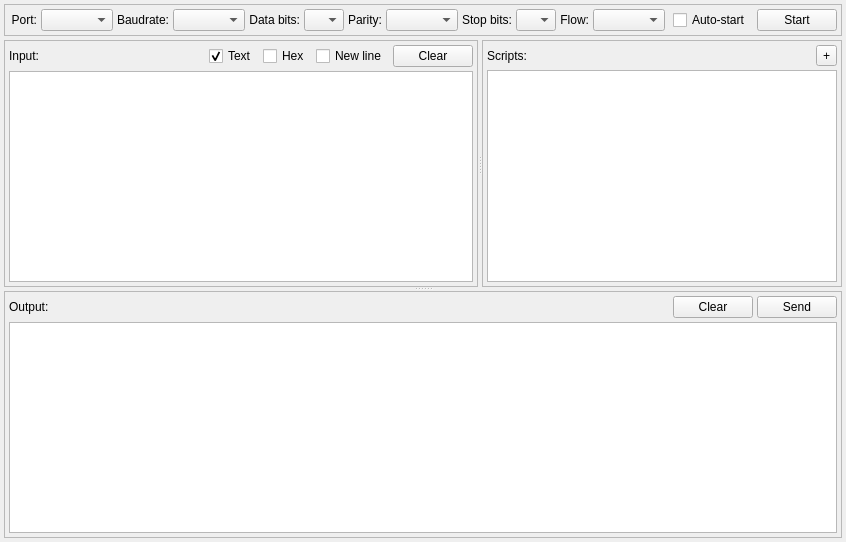
Old version of the form src/widgets/connectionwidget.ui in the repository agafon0ff/ConnectionTester.
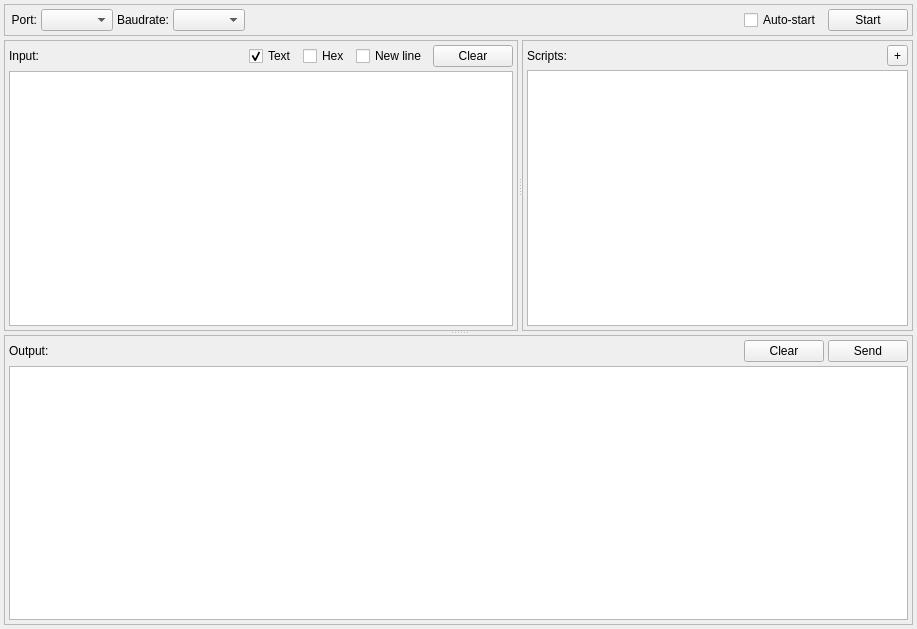
New version of the form. Icons and pictures are not drawn.

Diff of the .ui file:
```diff
--- a/src/widgets/connectionwidget.ui
+++ b/src/widgets/connectionwidget.ui
@@ -6,8 +6,8 @@
    <rect>
     <x>0</x>
     <y>0</y>
-    <width>822</width>
-    <height>542</height>
+    <width>917</width>
+    <height>629</height>
    </rect>
   </property>
   <property name="minimumSize">
@@ -238,7 +238,7 @@
          </layout>
         </widget>
         <widget class="QWidget" name="pageSerialPort">
-         <layout class="QHBoxLayout" name="horizontalLayout_8" stretch="1,5,1,3,1,2,1,2,1,2,1,2">
+         <layout class="QHBoxLayout" name="horizontalLayout_8" stretch="0,0,0,0,1">
           <property name="spacing">
            <number>4</number>
           </property>
@@ -293,106 +293,17 @@
            <widget class="QComboBox" name="comboBoxBaudrate"/>
           </item>
           <item>
-           <widget class="QLabel" name="label_9">
-            <property name="sizePolicy">
-             <sizepolicy hsizetype="MinimumExpanding" vsizetype="Preferred">
-              <horstretch>0</horstretch>
-              <verstretch>0</verstretch>
-             </sizepolicy>
+           <spacer name="horizontalSpacer_7">
+            <property name="orientation">
+             <enum>Qt::Horizontal</enum>
             </property>
-            <property name="text">
-             <string>Data bits:</string>
-            </property>
-            <property name="alignment">
-             <set>Qt::AlignRight|Qt::AlignTrailing|Qt::AlignVCenter</set>
-            </property>
-           </widget>
-          </item>
-          <item>
-           <widget class="QComboBox" name="comboBoxDataBits">
-            <property name="sizePolicy">
-             <sizepolicy hsizetype="Ignored" vsizetype="Fixed">
-              <horstretch>0</horstretch>
-              <verstretch>0</verstretch>
-             </sizepolicy>
-            </property>
-            <property name="minimumSize">
+            <property name="sizeHint" stdset="0">
              <size>
               <width>40</width>
-              <height>0</height>
+              <height>20</height>
              </size>
             </property>
-           </widget>
-          </item>
-          <item>
-           <widget class="QLabel" name="label_10">
-            <property name="sizePolicy">
-             <sizepolicy hsizetype="MinimumExpanding" vsizetype="Preferred">
-              <horstretch>0</horstretch>
-              <verstretch>0</verstretch>
-             </sizepolicy>
-            </property>
-            <property name="text">
-             <string>Parity:</string>
-            </property>
-            <property name="alignment">
-             <set>Qt::AlignRight|Qt::AlignTrailing|Qt::AlignVCenter</set>
-            </property>
-           </widget>
-          </item>
-          <item>
-           <widget class="QComboBox" name="comboBoxParity"/>
-          </item>
-          <item>
-           <widget class="QLabel" name="label_11">
-            <property name="sizePolicy">
-             <sizepolicy hsizetype="MinimumExpanding" vsizetype="Preferred">
-              <horstretch>0</horstretch>
-              <verstretch>0</verstretch>
-             </sizepolicy>
-            </property>
-            <property name="text">
-             <string>Stop bits:</string>
-            </property>
-            <property name="alignment">
-             <set>Qt::AlignRight|Qt::AlignTrailing|Qt::AlignVCenter</set>
-            </property>
-           </widget>
-          </item>
-          <item>
-           <widget class="QComboBox" name="comboBoxStopBits">
-            <property name="sizePolicy">
-             <sizepolicy hsizetype="Ignored" vsizetype="Fixed">
-              <horstretch>0</horstretch>
-              <verstretch>0</verstretch>
-             </sizepolicy>
-            </property>
-            <property name="minimumSize">
-             <size>
-              <width>40</width>
-              <height>0</height>
-             </size>
-            </property>
-           </widget>
-          </item>
-          <item>
-           <widget class="QLabel" name="label_12">
-            <property name="sizePolicy">
-             <sizepolicy hsizetype="MinimumExpanding" vsizetype="Preferred">
-              <horstretch>0</horstretch>
-              <verstretch>0</verstretch>
-             </sizepolicy>
-            </property>
-            <property name="text">
-             <string>Flow:</string>
-            </property>
-            <property name="alignment">
-             <set>Qt::AlignRight|Qt::AlignTrailing|Qt::AlignVCenter</set>
-            </property>
-           </widget>
-          </item>
-          <item>
-           <widget class="QComboBox" name="comboBoxFlowControl"/>
+           </spacer>
           </item>
          </layout>
         </widget>
```
